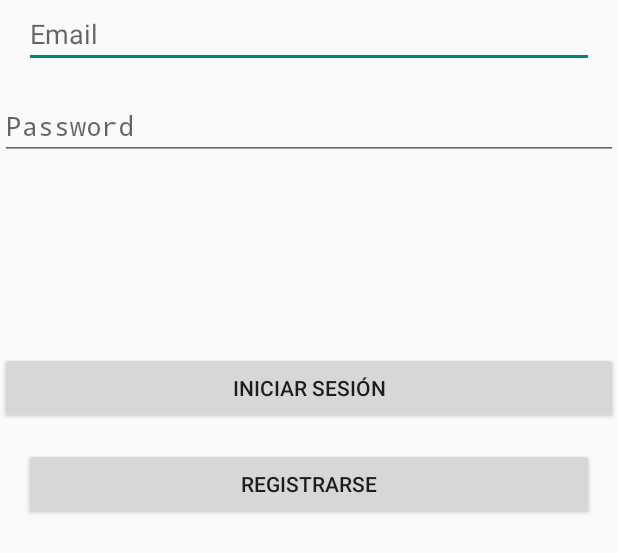
After one commit to JavierGarciaUCLM/Jobder, an Android app built with Jetpack Compose: the layout activity_login.xml on its own in the app's theme, with its tools: preview values and no code run, on a phone screen of 412 x 824 dp. The commit adds this screen. Shown: the top 553 px of the screen. Run offline under Robolectric (Android 15) with nearby library versions, the light colour scheme and no system bars.

Commit message:
Creating the LoginActivity, it will take a lot of time

```diff
--- a/app/build.gradle.kts
+++ b/app/build.gradle.kts
@@ -72,4 +72,7 @@ dependencies {
     implementation("com.google.firebase:firebase-database-ktx:20.3.1")
     implementation(platform("com.google.firebase:firebase-bom:33.4.0"))
     implementation("com.google.firebase:firebase-analytics")
+    implementation("androidx.constraintlayout:constraintlayout:2.1.4")
+    implementation("androidx.appcompat:appcompat:1.4.0")
+    implementation("androidx.core:core-ktx:1.7.0")
 }
--- /dev/null
+++ b/app/src/main/res/layout/activity_login.xml
@@ -0,0 +1,64 @@
+<?xml version="1.0" encoding="utf-8"?>
+<androidx.constraintlayout.widget.ConstraintLayout
+    xmlns:android="http://schemas.android.com/apk/res/android"
+    xmlns:app="http://schemas.android.com/apk/res-auto"
+    xmlns:tools="http://schemas.android.com/tools"
+    android:layout_width="match_parent"
+    android:layout_height="match_parent"
+    tools:context=".LoginActivity">
+
+    <!-- Campo para el correo electrónico -->
+    <EditText
+        android:id="@+id/emailField"
+        android:layout_width="0dp"
+        android:layout_height="wrap_content"
+        android:hint="Email"
+        android:inputType="textEmailAddress"
+        app:layout_constraintTop_toTopOf="parent"
+        app:layout_constraintLeft_toLeftOf="parent"
+        app:layout_constraintRight_toRightOf="parent"
+        app:layout_constraintHorizontal_bias="0.5"
+        android:layout_marginStart="16dp"
+        android:layout_marginEnd="16dp"/>
+
+    <!-- Campo para la contraseña -->
+
+    <!-- Botón para iniciar sesión -->
+
+    <!-- Botón para registrarse -->
+
+    <EditText
+        android:id="@+id/passwordField"
+        android:layout_width="0dp"
+        android:layout_height="wrap_content"
+        android:layout_marginTop="16dp"
+        android:hint="Password"
+        android:inputType="textPassword"
+        app:layout_constraintLeft_toLeftOf="parent"
+        app:layout_constraintRight_toRightOf="parent"
+        app:layout_constraintTop_toBottomOf="@id/emailField" />
+
+    <Button
+        android:id="@+id/loginButton"
+        android:layout_width="0dp"
+        android:layout_height="wrap_content"
+        android:layout_marginTop="128dp"
+        android:text="Iniciar sesión"
+        app:layout_constraintHorizontal_bias="0.0"
+        app:layout_constraintLeft_toLeftOf="parent"
+        app:layout_constraintRight_toRightOf="parent"
+        app:layout_constraintTop_toBottomOf="@id/passwordField" />
+
+    <Button
+        android:id="@+id/registerButton"
+        android:layout_width="0dp"
+        android:layout_height="wrap_content"
+        android:text="Registrarse"
+        app:layout_constraintTop_toBottomOf="@id/loginButton"
+        app:layout_constraintLeft_toLeftOf="parent"
+        app:layout_constraintRight_toRightOf="parent"
+        android:layout_marginTop="16dp"
+        android:layout_marginStart="16dp"
+        android:layout_marginEnd="16dp"/>
+
+</androidx.constraintlayout.widget.ConstraintLayout>
--- a/app/src/main/res/values/strings.xml
+++ b/app/src/main/res/values/strings.xml
@@ -1,3 +1,4 @@
 <resources>
     <string name="app_name">Jobder</string>
+    <string name="title_activity_login">LoginActivity</string>
 </resources>
```
Also changed, not shown: app/src/main/AndroidManifest.xml (+11 -0 lines), app/src/main/java/com/example/jobder/LoginActivity.kt (added, +67 -0 lines).
